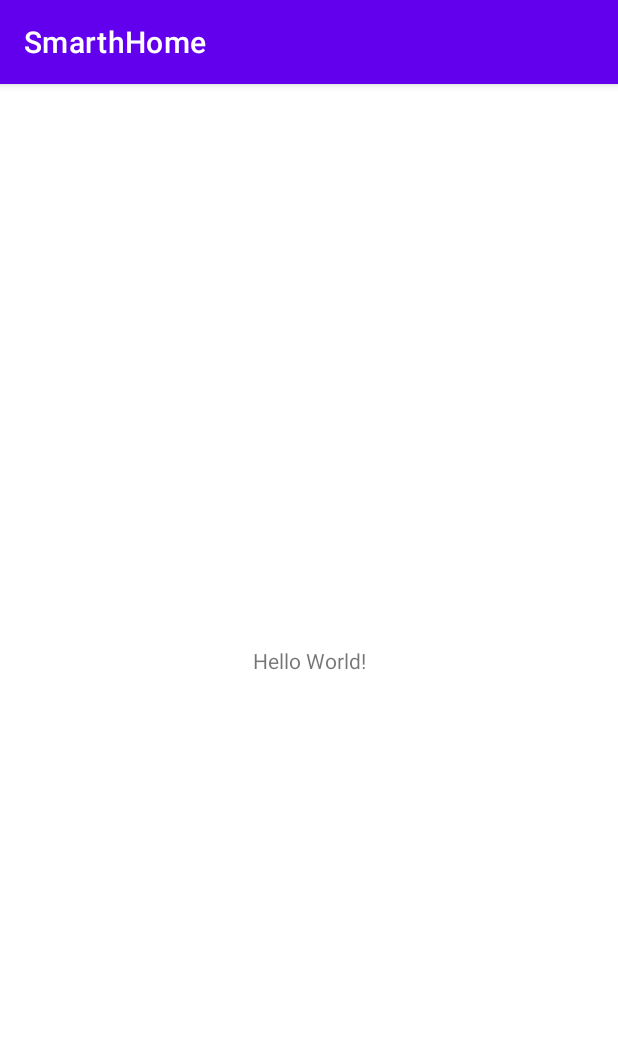
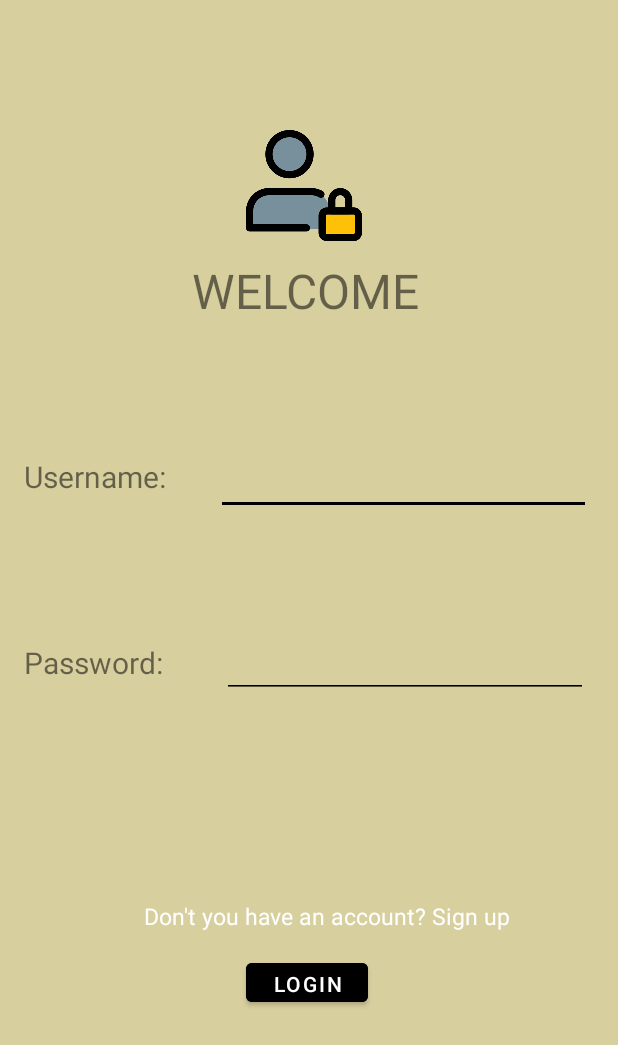
Before and after one commit to StanciuOctav/SmartHome, an Android app: the screen it shows after launch (MainActivity before the commit, LoginActivity after it), on a phone screen of 412 x 824 dp. Shown: the top 1045 px of the screen. Run offline under Robolectric (Android 15) with nearby library versions, the phone set to English and light mode, and no system bars.

Commit message:
Added login screen

```diff
--- a/app/src/main/AndroidManifest.xml
+++ b/app/src/main/AndroidManifest.xml
@@ -1,6 +1,7 @@
 <?xml version="1.0" encoding="utf-8"?>
 <manifest xmlns:android="http://schemas.android.com/apk/res/android"
-    xmlns:tools="http://schemas.android.com/tools">
+    xmlns:tools="http://schemas.android.com/tools"
+    package="com.example.smarthhome">
 
     <application
         android:allowBackup="true"
@@ -13,7 +14,7 @@
         android:theme="@style/Theme.SmarthHome"
         tools:targetApi="31">
         <activity
-            android:name=".MainActivity"
+            android:name=".LoginActivity"
             android:exported="true">
             <intent-filter>
                 <action android:name="android.intent.action.MAIN" />
--- /dev/null
+++ b/app/src/main/java/com/example/smarthhome/Login.kt
@@ -0,0 +1,98 @@
+package com.example.smarthhome
+
+import androidx.appcompat.app.AppCompatActivity
+import android.os.Bundle
+import android.view.View
+import android.widget.Button
+import android.widget.EditText
+import android.widget.TextView
+
+
+class LoginActivity : AppCompatActivity() {
+
+    private lateinit var textViewUsername:TextView
+    private lateinit var textViewPass:TextView
+    private lateinit var textViewWrongCredidenials:TextView
+    private lateinit var editTextUsername:EditText
+    private lateinit var editTextPass:EditText
+    private lateinit var textViewSuccessful: TextView
+    private lateinit var textViewWrongUsername:TextView
+    private lateinit var textViewWrongPass:TextView
+
+    private lateinit var loginButton:Button
+
+    override fun onCreate(savedInstanceState: Bundle?) {
+        getSupportActionBar()?.hide();
+        super.onCreate(savedInstanceState)
+        setContentView(R.layout.login)
+        initializeViews();
+    }
+
+    private fun initializeViews(){
+        textViewUsername=findViewById(R.id.textViewUsername)
+        editTextUsername=findViewById(R.id.editTextUsername)
+        textViewPass=findViewById(R.id.textViewPass)
+        editTextPass=findViewById(R.id.editTextPass)
+        textViewWrongCredidenials=findViewById(R.id.textViewWrongCredidentials)
+        textViewWrongUsername=findViewById(R.id.textViewWrongUsername)
+        textViewWrongPass=findViewById(R.id.textViewWrongPass)
+        textViewSuccessful=findViewById(R.id.textViewSuccessfulLogin)
+        loginButton=findViewById(R.id.signinButton)
+    }
+
+    fun loginClick (view: View) {
+
+        var user = editTextUsername.text.toString();
+        var pass = editTextPass.text.toString();
+        textViewWrongUsername.text = ""
+        textViewWrongPass.text = ""
+        textViewWrongCredidenials.text = ""
+        textViewSuccessful.text = ""
+
+        if (user.equals( "admin") && pass.equals( "password"))
+        {
+            textViewSuccessful.text = "Successful login"
+           // startActivity(Intent(this,BookingActivity::class.java))
+        }
+
+        else if (isValidCredidentials(user,pass))
+        {
+
+            if (user != "admin" || pass != "password")
+                textViewWrongCredidenials.text = "WRONG USERNAME OR PASSWORD"
+        }
+
+        else
+        {
+            if (emptyUsername(user))
+                textViewWrongUsername.text = "Username cannot be empty"
+            else if (lengthUsername(user))
+                textViewWrongUsername.text = "Username must have at least 3 characters"
+
+            if (emptyPass(pass))
+                textViewWrongPass.text = "Password cannot be empty"
+            else if (lengthPass(pass))
+                textViewWrongPass.text = "Password must have at least 6 characters"
+
+        }
+    }
+
+    fun isValidCredidentials(user:String,pass:String): Boolean {
+        return !emptyUsername(user) && !emptyPass(pass)
+                && !lengthUsername(user) && !lengthPass(pass);
+    }
+
+    fun emptyUsername(user:String): Boolean {
+        return user== ""}
+
+    fun emptyPass(pass:String): Boolean {
+        return pass== ""}
+
+    fun lengthPass(pass:String): Boolean {
+        return  pass.length <6
+    }
+
+    fun lengthUsername(user:String): Boolean {
+        return  user.length <3
+    }
+}
--- a/app/src/main/java/com/example/smarthhome/MainActivity.kt
+++ /dev/null
@@ -1,11 +0,0 @@
-package com.example.smarthhome
-
-import androidx.appcompat.app.AppCompatActivity
-import android.os.Bundle
-
-class MainActivity : AppCompatActivity() {
-    override fun onCreate(savedInstanceState: Bundle?) {
-        super.onCreate(savedInstanceState)
-        setContentView(R.layout.activity_main)
-    }
-}
--- a/app/src/main/res/layout/activity_main.xml
+++ /dev/null
@@ -1,18 +0,0 @@
-<?xml version="1.0" encoding="utf-8"?>
-<androidx.constraintlayout.widget.ConstraintLayout xmlns:android="http://schemas.android.com/apk/res/android"
-    xmlns:app="http://schemas.android.com/apk/res-auto"
-    xmlns:tools="http://schemas.android.com/tools"
-    android:layout_width="match_parent"
-    android:layout_height="match_parent"
-    tools:context=".MainActivity">
-
-    <TextView
-        android:layout_width="wrap_content"
-        android:layout_height="wrap_content"
-        android:text="Hello World!"
-        app:layout_constraintBottom_toBottomOf="parent"
-        app:layout_constraintEnd_toEndOf="parent"
-        app:layout_constraintStart_toStartOf="parent"
-        app:layout_constraintTop_toTopOf="parent" />
-
-</androidx.constraintlayout.widget.ConstraintLayout>
--- /dev/null
+++ b/app/src/main/res/layout/login.xml
@@ -0,0 +1,154 @@
+<?xml version="1.0" encoding="utf-8"?>
+<androidx.constraintlayout.widget.ConstraintLayout xmlns:android="http://schemas.android.com/apk/res/android"
+    xmlns:app="http://schemas.android.com/apk/res-auto"
+    xmlns:tools="http://schemas.android.com/tools"
+    android:layout_width="match_parent"
+    android:layout_height="match_parent"
+    android:background="#D8CF9F"
+
+    tools:context=".LoginActivity">
+
+
+    <ImageView
+        android:layout_width="77dp"
+        android:layout_height="79dp"
+        android:layout_marginStart="164dp"
+        android:layout_marginTop="84dp"
+        android:src="@drawable/login_icon"
+        app:layout_constraintStart_toStartOf="parent"
+        app:layout_constraintTop_toTopOf="parent" />
+
+    <TextView
+        android:id="@+id/textViewWelcome"
+        android:layout_width="wrap_content"
+        android:layout_height="wrap_content"
+        android:layout_marginStart="128dp"
+        android:layout_marginTop="172dp"
+        android:text="@string/welcome"
+        android:textSize="@dimen/welcome"
+        app:layout_constraintStart_toStartOf="parent"
+        app:layout_constraintTop_toTopOf="parent" />
+
+    <TextView
+        android:id="@+id/textViewUsername"
+        android:layout_width="wrap_content"
+        android:layout_height="wrap_content"
+        android:layout_marginStart="16dp"
+        android:layout_marginTop="304dp"
+        android:text="@string/username_string"
+        android:textSize="@dimen/title"
+        app:layout_constraintStart_toStartOf="parent"
+        app:layout_constraintTop_toTopOf="parent" />
+
+    <EditText
+        android:id="@+id/editTextUsername"
+        android:layout_width="250dp"
+        android:layout_height="39dp"
+        android:layout_marginStart="144dp"
+        android:layout_marginTop="304dp"
+        android:backgroundTint="@color/black"
+        app:layout_constraintStart_toStartOf="parent"
+        app:layout_constraintTop_toTopOf="parent" />
+
+    <TextView
+        android:id="@+id/textViewPass"
+        android:layout_width="wrap_content"
+        android:layout_height="wrap_content"
+        android:layout_marginStart="16dp"
+        android:layout_marginTop="428dp"
+        android:text="@string/pass_string"
+        android:textSize="@dimen/title"
+        app:layout_constraintStart_toStartOf="parent"
+        app:layout_constraintTop_toTopOf="parent" />
+
+    <EditText
+        android:id="@+id/editTextPass"
+        android:layout_width="244dp"
+        android:layout_height="37dp"
+        android:layout_marginStart="148dp"
+        android:layout_marginTop="428dp"
+        android:backgroundTint="@color/black"
+        android:inputType="textPassword"
+        app:passwordToggleEnabled="true"
+        app:layout_constraintStart_toStartOf="parent"
+        app:layout_constraintTop_toTopOf="parent" />
+
+    <Button
+        android:id="@+id/signinButton"
+        android:layout_width="81dp"
+        android:layout_height="38dp"
+        android:layout_marginStart="164dp"
+        android:layout_marginTop="636dp"
+        android:backgroundTint="#000000"
+        android:onClick="loginClick"
+        android:text="@string/login_string"
+        android:textColor="@color/white"
+        app:layout_constraintStart_toStartOf="parent"
+        app:layout_constraintTop_toTopOf="parent" />
+
+    <TextView
+        android:id="@+id/textViewWrongCredidentials"
+        android:layout_width="253dp"
+        android:layout_height="27dp"
+        android:layout_marginTop="544dp"
+        android:text="@string/wrong_username_string"
+        android:textColor="@color/design_default_color_error"
+        android:textSize="@dimen/messages"
+        app:layout_constraintEnd_toEndOf="parent"
+        app:layout_constraintHorizontal_bias="0.556"
+        app:layout_constraintStart_toStartOf="parent"
+        app:layout_constraintTop_toTopOf="parent" />
+
+    <TextView
+        android:id="@+id/textViewWrongUsername"
+        android:layout_width="269dp"
+        android:layout_height="20dp"
+        android:layout_marginTop="364dp"
+        android:text="@string/wrong_username_string"
+
+
+        android:textColor="@color/design_default_color_error"
+        android:textSize="@dimen/messages"
+        app:layout_constraintEnd_toEndOf="parent"
+        app:layout_constraintStart_toStartOf="parent"
+        app:layout_constraintTop_toTopOf="parent" />
+
+    <TextView
+        android:id="@+id/textViewWrongPass"
+        android:layout_width="284dp"
+        android:layout_height="20dp"
+        android:layout_marginTop="488dp"
+        android:text="@string/wrong_pass_string"
+        android:textColor="@color/design_default_color_error"
+        android:textSize="@dimen/messages"
+        app:layout_constraintEnd_toEndOf="parent"
+        app:layout_constraintHorizontal_bias="0.559"
+        app:layout_constraintStart_toStartOf="parent"
+        app:layout_constraintTop_toTopOf="parent" />
+
+    <TextView
+        android:id="@+id/textViewSuccessfulLogin"
+        android:layout_width="136dp"
+        android:layout_height="26dp"
+        android:layout_marginStart="148dp"
+        android:layout_marginTop="688dp"
+        android:text="@string/success_string"
+        android:textColor="@color/design_default_color_secondary_variant"
+        android:textSize="@dimen/messages"
+        app:layout_constraintStart_toStartOf="parent"
+        app:layout_constraintTop_toTopOf="parent" />
+
+    <TextView
+        android:id="@+id/textViewSignUp"
+        android:layout_width="wrap_content"
+        android:layout_height="wrap_content"
+        android:layout_marginStart="96dp"
+        android:layout_marginTop="600dp"
+        android:text="@string/signup"
+        android:textColor="@color/white"
+        android:textSize="@dimen/messages"
+        app:layout_constraintStart_toStartOf="parent"
+        app:layout_constraintTop_toTopOf="parent" />
+
+
+</androidx.constraintlayout.widget.ConstraintLayout>
--- /dev/null
+++ b/app/src/main/res/values/dimen.xml
@@ -0,0 +1,8 @@
+<resources>
+    <dimen name="title">20sp</dimen>
+    <dimen name="welcome">32sp</dimen>
+    <dimen name="def_margin">20dp</dimen>
+    <dimen name="large_margin">150dp</dimen>
+    <dimen name="messages">15sp</dimen>
+
+</resources>
--- a/app/src/main/res/values/strings.xml
+++ b/app/src/main/res/values/strings.xml
@@ -1,3 +1,14 @@
 <resources>
-    <string name="app_name">SmarthHome</string>
+    <string name="app_name">SmartHome</string>
+    <string name="welcome">WELCOME</string>
+    <string name="username_string">Username:</string>
+    <string name="pass_string">Password:</string>
+    <string name="login_string">Login</string>
+    <string name="username_input">Username</string>
+    <string name="signup">Don\'t you have an account? Sign up</string>
+
+    <string name="wrong_username_string"></string>
+    <string name="wrong_pass_string"></string>
+    <string name="success_string"></string>
+
 </resources>
```
Also changed, not shown: app/src/main/res/drawable/login_icon.png (added).
